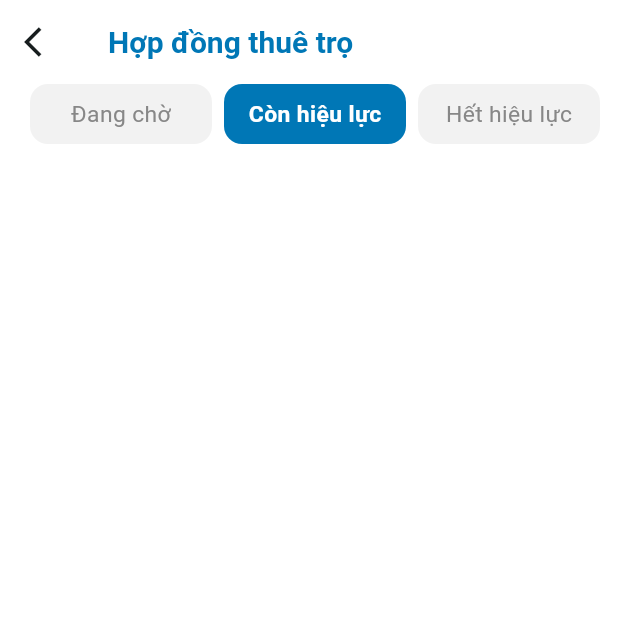
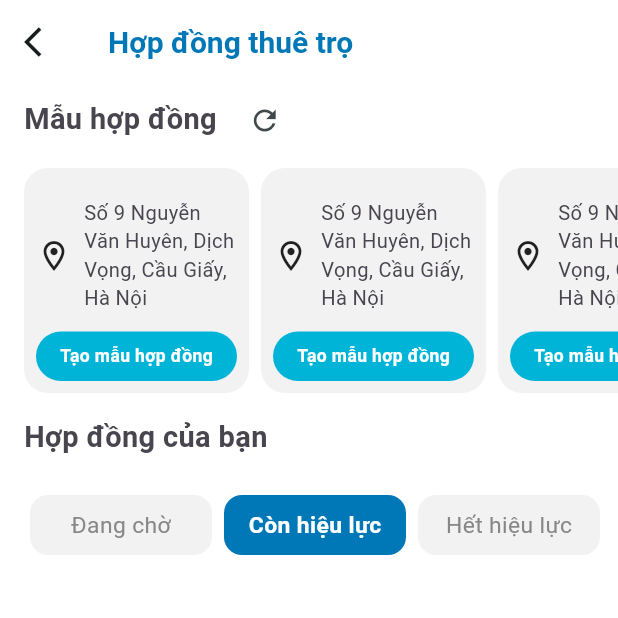
Before and after one commit to nhubaole/smart-rent, a Flutter app: the ContractPage screen opened by its route, after a tap on "Còn hiệu lực", on a phone screen of 412 x 824 dp, the top half of it. Run offline on Flutter 3.47's test engine with Material 3 defaults, Android fonts, the phone set to English and light mode, and no system bars; our stand-ins replace awesome_notifications, cached_network_image, cloud_firestore, dio, dotted_border, expandable_text and 32 more; missing offline and left inert: dart:ffi, easy_image_viewer, flutter_polyline_points, pdf_render, rating_summary, tiengviet and 1 more; accounts and stored records are empty; statements that could not run were skipped; project files that could hold a hidden picture were left out.

Commit message:
contract landlord

```diff
--- a/lib/core/lang/en_us.dart
+++ b/lib/core/lang/en_us.dart
@@ -115,5 +115,9 @@ final enUS = {
   'sign_in_box_below': 'Sign in the box below',
   'resign': 'Resign',
   'confirm': 'Confirm',
+  'sample_contract': 'Sample Contract',
+  'create_sample_contract': 'Create Sample Contract',
+  'your_contract': 'Your Contract',
+  'last_updated': 'Last Updated',
 
 };
--- a/lib/core/lang/vi_vn.dart
+++ b/lib/core/lang/vi_vn.dart
@@ -113,5 +113,9 @@ final viVN = {
   'sign_in_box_below': 'Ký tại ô vuông dưới đây',
   'resign': 'Ký lại',
   'confirm': 'Xác nhận',
+  'contract_template': 'Mẫu hợp đồng',
+  'create_contract_template': 'Tạo mẫu hợp đồng',
+  'your_contract': 'Hợp đồng của bạn',
+  'last_updated': 'Cập nhật gần nhất',
 
 };
--- a/lib/core/routes/app_pages.dart
+++ b/lib/core/routes/app_pages.dart
@@ -10,8 +10,8 @@ import 'package:smart_rent/modules/contract_info/contract_info_binding.dart';
 import 'package:smart_rent/modules/contract_info/contract_info_page.dart';
 import 'package:smart_rent/modules/detail/bindings/detail_binding.dart';
 import 'package:smart_rent/modules/detail/views/detail_screen.dart';
-import 'package:smart_rent/modules/detail_contract/detail_contract_binding.dart';
-import 'package:smart_rent/modules/detail_contract/detail_contract_page.dart';
+import 'package:smart_rent/modules/contract_detail/contract_detail_binding.dart';
+import 'package:smart_rent/modules/contract_detail/contract_detail_page.dart';
 import 'package:smart_rent/modules/home/views/home_screen.dart';
 import 'package:smart_rent/modules/manage_room/binding/detail_request_binding.dart';
 import 'package:smart_rent/modules/manage_room/views/manage_room_screen.dart';
@@ -32,8 +32,8 @@ import 'package:smart_rent/modules/manage_room/views/sub_screen/v2/request_rent_
 import 'package:smart_rent/modules/manage_room/views/sub_screen/wait_approve_room.dart';
 import 'package:smart_rent/modules/root_view/bindings/root_binding.dart';
 import 'package:smart_rent/modules/root_view/views/root_screen.dart';
-import 'package:smart_rent/modules/sign_contract/sign_contract_binding.dart';
-import 'package:smart_rent/modules/sign_contract/sign_contract_page.dart';
+import 'package:smart_rent/modules/contract_sign/contract_sign_binding.dart';
+import 'package:smart_rent/modules/contract_sign/contract_sign_page.dart';
 import 'package:smart_rent/modules/splash/bindings/splash_binding.dart';
 import 'package:smart_rent/modules/splash/views/splash_screen.dart';
 
@@ -132,12 +132,12 @@ abstract class AppPages {
     GetPage(
       name: AppRoutes.contractDetail,
       page: () => const DetailContractPage(),
-      binding: DetailContractBinding(),
+      binding: ContractDetailBinding(),
     ),
     GetPage(
       name: AppRoutes.contractSign,
-      page: () => const SignContractPage(),
-      binding: SignContractBinding(),
+      page: () => const ContractSignPage(),
+      binding: ContractSignBinding(),
     )
   ];
 }
--- /dev/null
+++ b/lib/core/widget/keep_alive_wrapper.dart
@@ -0,0 +1,24 @@
+import 'package:flutter/material.dart';
+
+class KeepAliveWrapper extends StatefulWidget {
+  final Widget child;
+  final bool wantKeepAlive;
+
+  const KeepAliveWrapper(
+      {super.key, required this.child, this.wantKeepAlive = true});
+
+  @override
+  State<KeepAliveWrapper> createState() => _KeepAliveWrapperState();
+}
+
+class _KeepAliveWrapperState extends State<KeepAliveWrapper>
+    with AutomaticKeepAliveClientMixin {
+  @override
+  bool get wantKeepAlive => widget.wantKeepAlive;
+
+  @override
+  Widget build(BuildContext context) {
+    super.build(context);
+    return widget.child;
+  }
+}
--- a/lib/modules/contract/contract_page.dart
+++ b/lib/modules/contract/contract_page.dart
@@ -4,8 +4,10 @@ import 'package:sizer/sizer.dart';
 import 'package:smart_rent/core/config/app_colors.dart';
 import 'package:smart_rent/core/routes/app_routes.dart';
 import 'package:smart_rent/core/widget/custom_app_bar.dart';
+import 'package:smart_rent/core/widget/keep_alive_wrapper.dart';
 import 'package:smart_rent/modules/contract/contract_controller.dart';
 import 'package:smart_rent/modules/contract/widget/contract_item.dart';
+import 'package:smart_rent/modules/contract/widget/contract_sample_item.dart';
 
 class ContractPage extends GetView<ContractController> {
   const ContractPage({super.key});
@@ -17,53 +19,157 @@ class ContractPage extends GetView<ContractController> {
       appBar: CustomAppBar(
         title: 'rental_contract'.tr,
       ),
-      body: Column(
+      body: NestedScrollView(
+        headerSliverBuilder: (context, innerBoxIsScrolled) {
+          return [
+            SliverToBoxAdapter(
+              child: Column(
+                children: [
+                  _buildSampleContract(),
+                  SizedBox(height: 8.px),
+                  Padding(
+                    padding: EdgeInsets.only(left: 16.px),
+                    child: Align(
+                      alignment: Alignment.centerLeft,
+                      child: Text(
+                        'your_contract'.tr,
+                        style: TextStyle(
+                          fontSize: 18.sp,
+                          fontWeight: FontWeight.bold,
+                          color: AppColors.secondary20,
+                        ),
+                        textAlign: TextAlign.start,
+                      ),
+                    ),
+                  ),
+                  SizedBox(height: 16.px),
+                ],
+              ),
+            ),
+          ];
+        },
+        scrollDirection: Axis.vertical,
+        physics: const ClampingScrollPhysics(),
+        body: Container(
+          constraints: BoxConstraints(maxHeight: Get.height * 1.5),
+          child: Column(
             crossAxisAlignment: CrossAxisAlignment.start,
             children: [
-          // Obx(
-          //   () => TabBar(
-          //     indicatorColor: AppColors.transparent,
-          //     labelColor: AppColors.white,
-          //     indicatorWeight: 1,
-          //     isScrollable: false,
-          //     labelPadding:
-          //         EdgeInsets.symmetric(horizontal: 0.px, vertical: 0.px),
-          //     indicator: BoxDecoration(
-          //       color: AppColors.primary40,
-          //       borderRadius: BorderRadius.circular(8),
-          //     ),
-          //     indicatorPadding: EdgeInsets.zero,
-          //     indicatorSize: TabBarIndicatorSize.label,
-          //     unselectedLabelStyle: TextStyle(
-          //       fontSize: 16.sp,
-          //       fontWeight: FontWeight.normal,
-          //       color: AppColors.secondary40,
-          //     ),
-          //     tabs: controller.tabs
-          //         .mapIndexed(
-          //           (index, e) => Tab(
-          //             child: Container(
-          //               alignment: Alignment.center,
-          //               width: double.infinity,
-          //               padding: EdgeInsets.symmetric(
-          //                 horizontal: 0.px,
-          //                 vertical: 8.px,
-          //               ),
-          //               child: Text(
-          //                 e,
-          //                 overflow: TextOverflow.ellipsis,
-          //                 maxLines: 1,
-          //               ),
-          //             ),
-          //           ),
-          //         )
-          //         .toList(),
-          //     controller: controller.tabController,
-          //   ),
-          // ),
-          SingleChildScrollView(
+              _buildContractList(),
+            ],
+          ),
+        ),
+      ),
+    );
+  }
+
+  Column _buildSampleContract() {
+    return Column(
+      children: [
+        Padding(
+          padding: EdgeInsets.only(left: 16.px),
+          child: Row(
+            mainAxisAlignment: MainAxisAlignment.start,
+            children: [
+              Text(
+                'contract_template'.tr,
+                style: TextStyle(
+                  fontSize: 18.sp,
+                  fontWeight: FontWeight.bold,
+                  color: AppColors.secondary20,
+                ),
+                textAlign: TextAlign.start,
+              ),
+              SizedBox(width: 8.px),
+              IconButton(
+                onPressed: () {},
+                icon: Icon(
+                  Icons.refresh,
+                  size: 22.px,
+                ),
+              ),
+            ],
+          ),
+        ),
+        SizedBox(height: 8.px),
+        KeepAliveWrapper(
+          wantKeepAlive: true,
           child: SizedBox(
-              height: 40.px,
+            height: 150.px,
+            child: ListView.builder(
+              shrinkWrap: true,
+              itemCount: 10,
+              scrollDirection: Axis.horizontal,
+              padding: EdgeInsets.symmetric(horizontal: 16.px),
+              physics: const BouncingScrollPhysics(),
+              itemBuilder: (context, index) {
+                return ContractSampleItem(
+                  onCreateContract: () {},
+                );
+              },
+            ),
+          ),
+        ),
+        SizedBox(height: 8.px),
+      ],
+    );
+  }
+
+  Expanded _buildContractList() {
+    return Expanded(
+      child: Column(
+        mainAxisSize: MainAxisSize.max,
+        children: [
+          _buildTabbar(),
+          SizedBox(height: 8.px),
+          _buildTabView(),
+        ],
+      ),
+    );
+  }
+
+  Expanded _buildTabView() {
+    return Expanded(
+      child: TabBarView(
+        physics: const NeverScrollableScrollPhysics(),
+        controller: controller.tabController,
+        children: [
+          RefreshIndicator(
+            onRefresh: () async {
+              return Future.delayed(const Duration(seconds: 1), () {});
+            },
+            child: KeepAliveWrapper(
+              wantKeepAlive: true,
+              child: SingleChildScrollView(
+                child: ListView.separated(
+                  shrinkWrap: true,
+                  separatorBuilder: (context, index) => const Divider(
+                    color: AppColors.secondary80,
+                    thickness: 0.5,
+                    height: 0,
+                  ),
+                  physics: const NeverScrollableScrollPhysics(),
+                  itemCount: 100,
+                  itemBuilder: (context, index) {
+                    return ContractItem(
+                      onTap: () => Get.toNamed(AppRoutes.contractInfo),
+                    );
+                  },
+                ),
+              ),
+            ),
+          ),
+          Container(),
+          Container(),
+        ],
+      ),
+    );
+  }
+
+  SingleChildScrollView _buildTabbar() {
+    return SingleChildScrollView(
+      child: SizedBox(
+        height: 48.px,
         child: ListView.builder(
           shrinkWrap: true,
           physics: const NeverScrollableScrollPhysics(),
@@ -72,7 +178,7 @@ class ContractPage extends GetView<ContractController> {
           itemCount: controller.tabs.length,
           itemBuilder: (context, index) => Obx(
             () => Container(
-                    margin: EdgeInsets.symmetric(horizontal: 4.px),
+              margin: EdgeInsets.only(left: 4.px, right: 4.px, top: 8.px),
               padding: EdgeInsets.symmetric(horizontal: 8.px),
               decoration: BoxDecoration(
                 color: controller.selectedTab.value == index
@@ -104,33 +210,6 @@ class ContractPage extends GetView<ContractController> {
           ),
         ),
       ),
-          ),
-          SizedBox(height: 8.px),
-          Expanded(
-            child: TabBarView(
-              physics: const NeverScrollableScrollPhysics(),
-              controller: controller.tabController,
-              children: [
-                ListView.separated(
-                  separatorBuilder: (context, index) => const Divider(
-                    color: AppColors.secondary80,
-                    thickness: 0.5,
-                    height: 0,
-                  ),
-                  itemCount: 10,
-                  itemBuilder: (context, index) {
-                    return ContractItem(
-                      onTap: () => Get.toNamed(AppRoutes.contractInfo),
-                    );
-                  },
-                ),
-                Container(),
-                Container(),
-              ],
-            ),
-          ),
-        ],
-      ),
     );
   }
 }
--- /dev/null
+++ b/lib/modules/contract/widget/contract_sample_item.dart
@@ -0,0 +1,97 @@
+import 'package:flutter/material.dart';
+import 'package:get/get.dart';
+import 'package:sizer/sizer.dart';
+import 'package:smart_rent/core/config/app_colors.dart';
+import 'package:smart_rent/core/widget/common_button.dart';
+
+class ContractSampleItem extends StatelessWidget {
+  final Function()? onCreateContract;
+  const ContractSampleItem({
+    super.key,
+    this.onCreateContract,
+  });
+
+  @override
+  Widget build(BuildContext context) {
+    return Container(
+      width: 150.px,
+      height: 150.px,
+      margin: EdgeInsets.only(right: 8.px),
+      padding: EdgeInsets.all(8.px),
+      decoration: BoxDecoration(
+        color: AppColors.secondary90,
+        borderRadius: BorderRadius.circular(16.px),
+      ),
+      child: Column(
+        children: [
+          Expanded(
+            child: Row(
+              children: [
+                Icon(
+                  Icons.location_on_outlined,
+                  size: 24.px,
+                ),
+                SizedBox(width: 8.px),
+                Expanded(
+                  child: Text.rich(
+                    style: TextStyle(
+                      fontSize: 15.sp,
+                      color: AppColors.secondary20,
+                    ),
+                    overflow: TextOverflow.ellipsis,
+                    maxLines: 5,
+                    const TextSpan(
+                        text:
+                            'Số 9 Nguyễn Văn Huyên, Dịch Vọng, Cầu Giấy, Hà Nội'),
+                  ),
+                ),
+              ],
+            ),
+          ),
+          Align(
+            alignment: Alignment.center,
+            child: _needToCreateNewContract(),
+          ),
+        ],
+      ),
+    );
+  }
+
+  Widget _needToCreateNewContract() {
+    Widget widget;
+    if (onCreateContract != null) {
+      widget = CommonButton(
+        height: 42.px,
+        textStyle: TextStyle(
+          fontSize: 14.sp,
+          fontWeight: FontWeight.bold,
+          color: AppColors.white,
+        ),
+        padding: EdgeInsets.symmetric(
+          horizontal: 8.px,
+          vertical: 8.px,
+        ),
+        title: 'create_contract_template'.tr,
+        onClick: onCreateContract!,
+      );
+    } else {
+      widget = Text.rich(
+        style: TextStyle(
+          fontSize: 14.sp,
+          color: AppColors.secondary60,
+        ),
+        overflow: TextOverflow.ellipsis,
+        maxLines: 2,
+        TextSpan(children: [
+          TextSpan(text: 'last_updated'.tr),
+          const TextSpan(text: ' '),
+          const TextSpan(text: '13:39'),
+          const TextSpan(text: ' '),
+          const TextSpan(text: '17/09/2023'),
+        ]),
+      );
+    }
+
+    return widget;
+  }
+}
--- /dev/null
+++ b/lib/modules/contract_detail/contract_detail_binding.dart
@@ -0,0 +1,9 @@
+import 'package:get/get.dart';
+import 'package:smart_rent/modules/contract_detail/contract_detail_controller.dart';
+
+class ContractDetailBinding extends Bindings {
+  @override
+  void dependencies() {
+    Get.lazyPut(() => ContractDetailController());
+  }
+}
--- a/lib/modules/detail_contract/detail_contract_controller.dart
+++ b/lib/modules/contract_detail/contract_detail_controller.dart
@@ -1,13 +1,13 @@
 import 'package:get/get.dart';
 import 'package:smart_rent/core/routes/app_routes.dart';
 
-class DetailContractController extends GetxController {
+class ContractDetailController extends GetxController {
   @override
   void onInit() {
     super.onInit();
   }
 
-  onSignContract() {
+  onContractSign() {
     Get.toNamed(AppRoutes.contractSign);
   }
 }
--- a/lib/modules/detail_contract/detail_contract_page.dart
+++ b/lib/modules/contract_detail/contract_detail_page.dart
@@ -3,9 +3,9 @@ import 'package:get/get.dart';
 import 'package:sizer/sizer.dart';
 import 'package:smart_rent/core/config/app_colors.dart';
 import 'package:smart_rent/core/widget/custom_app_bar.dart';
-import 'package:smart_rent/modules/detail_contract/detail_contract_controller.dart';
+import 'package:smart_rent/modules/contract_detail/contract_detail_controller.dart';
 
-class DetailContractPage extends GetView<DetailContractController> {
+class DetailContractPage extends GetView<ContractDetailController> {
   const DetailContractPage({super.key});
 
   static TextStyle childTextStyle = TextStyle(
@@ -30,7 +30,12 @@ class DetailContractPage extends GetView<DetailContractController> {
           ],
         ),
       ),
-      bottomNavigationBar: Padding(
+      bottomNavigationBar: _buildButtonActions(),
+    );
+  }
+
+  Padding _buildButtonActions() {
+    return Padding(
       padding: EdgeInsets.symmetric(horizontal: 16.px, vertical: 16.px),
       child: Row(
         children: [
@@ -43,13 +48,12 @@ class DetailContractPage extends GetView<DetailContractController> {
                 alignment: Alignment.center,
                 decoration: BoxDecoration(
                   borderRadius: BorderRadius.circular(20.px),
-                    border: Border.all(width: 1.5, color: AppColors.primary40),
+                  border: Border.all(width: 1.5, color: AppColors.primary60),
                 ),
                 child: Text(
                   'disagree'.tr,
                   style: const TextStyle(
-                        color: AppColors.primary40,
-                        fontWeight: FontWeight.bold),
+                      color: AppColors.primary60, fontWeight: FontWeight.bold),
                 ),
               ),
             ),
@@ -58,7 +62,7 @@ class DetailContractPage extends GetView<DetailContractController> {
           Expanded(
             child: InkWell(
               borderRadius: BorderRadius.circular(20.px),
-                onTap: () => controller.onSignContract(),
+              onTap: () => controller.onContractSign(),
               child: Container(
                 height: 50,
                 alignment: Alignment.center,
@@ -75,7 +79,6 @@ class DetailContractPage extends GetView<DetailContractController> {
             ),
           ),
         ],
-        ),
       ),
     );
   }
--- /dev/null
+++ b/lib/modules/contract_sign/contract_sign_binding.dart
@@ -0,0 +1,9 @@
+import 'package:get/get.dart';
+import 'package:smart_rent/modules/contract_sign/contract_sign_controller.dart';
+
+class ContractSignBinding extends Bindings {
+  @override
+  void dependencies() {
+    Get.lazyPut(() => ContractSignController());
+  }
+}
--- a/lib/modules/sign_contract/sign_contract_controller.dart
+++ b/lib/modules/contract_sign/contract_sign_controller.dart
@@ -5,7 +5,7 @@ import 'package:get/get.dart';
 import 'package:signature/signature.dart';
 import 'package:smart_rent/core/widget/alert_snackbar.dart';
 
-class SignContractController extends GetxController {
+class ContractSignController extends GetxController {
   late SignatureController signatureController;
   @override
   void onInit() {
@@ -26,7 +26,8 @@ class SignContractController extends GetxController {
 
   onConfirm() {
     if (signatureController.isNotEmpty) {
-      // Get.back(result: signatureController.toPngBytes());
+      Get.back(result: signatureController.toPngBytes());
+      signatureController.clear();
     } else {
       AlertSnackbar.show(
           title: 'Error', message: 'Please sign the contract', isError: true);
--- a/lib/modules/sign_contract/sign_contract_page.dart
+++ b/lib/modules/contract_sign/contract_sign_page.dart
@@ -4,10 +4,10 @@ import 'package:signature/signature.dart';
 import 'package:sizer/sizer.dart';
 import 'package:smart_rent/core/config/app_colors.dart';
 import 'package:smart_rent/core/widget/custom_app_bar.dart';
-import 'package:smart_rent/modules/sign_contract/sign_contract_controller.dart';
+import 'package:smart_rent/modules/contract_sign/contract_sign_controller.dart';
 
-class SignContractPage extends GetView<SignContractController> {
-  const SignContractPage({super.key});
+class ContractSignPage extends GetView<ContractSignController> {
+  const ContractSignPage({super.key});
 
   @override
   Widget build(BuildContext context) {
@@ -54,12 +54,12 @@ class SignContractPage extends GetView<SignContractController> {
                   alignment: Alignment.center,
                   decoration: BoxDecoration(
                     borderRadius: BorderRadius.circular(20.px),
-                    border: Border.all(width: 1.5, color: AppColors.primary40),
+                    border: Border.all(width: 1.5, color: AppColors.primary60),
                   ),
                   child: Text(
                     'resign'.tr,
                     style: const TextStyle(
-                        color: AppColors.primary40,
+                        color: AppColors.primary60,
                         fontWeight: FontWeight.bold),
                   ),
                 ),
--- a/lib/modules/detail_contract/detail_contract_binding.dart
+++ /dev/null
@@ -1,9 +0,0 @@
-import 'package:get/get.dart';
-import 'package:smart_rent/modules/detail_contract/detail_contract_controller.dart';
-
-class DetailContractBinding extends Bindings {
-  @override
-  void dependencies() {
-    Get.lazyPut(() => DetailContractController());
-  }
-}
--- a/lib/modules/sign_contract/sign_contract_binding.dart
+++ /dev/null
@@ -1,9 +0,0 @@
-import 'package:get/get.dart';
-import 'package:smart_rent/modules/sign_contract/sign_contract_controller.dart';
-
-class SignContractBinding extends Bindings {
-  @override
-  void dependencies() {
-    Get.lazyPut(() => SignContractController());
-  }
-}
--- a/pubspec.yaml
+++ b/pubspec.yaml
@@ -97,6 +97,8 @@ dependencies:
   flutter_cache_manager: ^3.3.1
   flutter_image_compress: ^2.3.0
   signature: ^5.5.0
+  docx_template: ^0.4.0
+  font_awesome_flutter: ^10.8.0
 
 
 dev_dependencies:
```
Also changed, not shown: pubspec.lock. Lines whose indentation alone changed are shown as unchanged.
